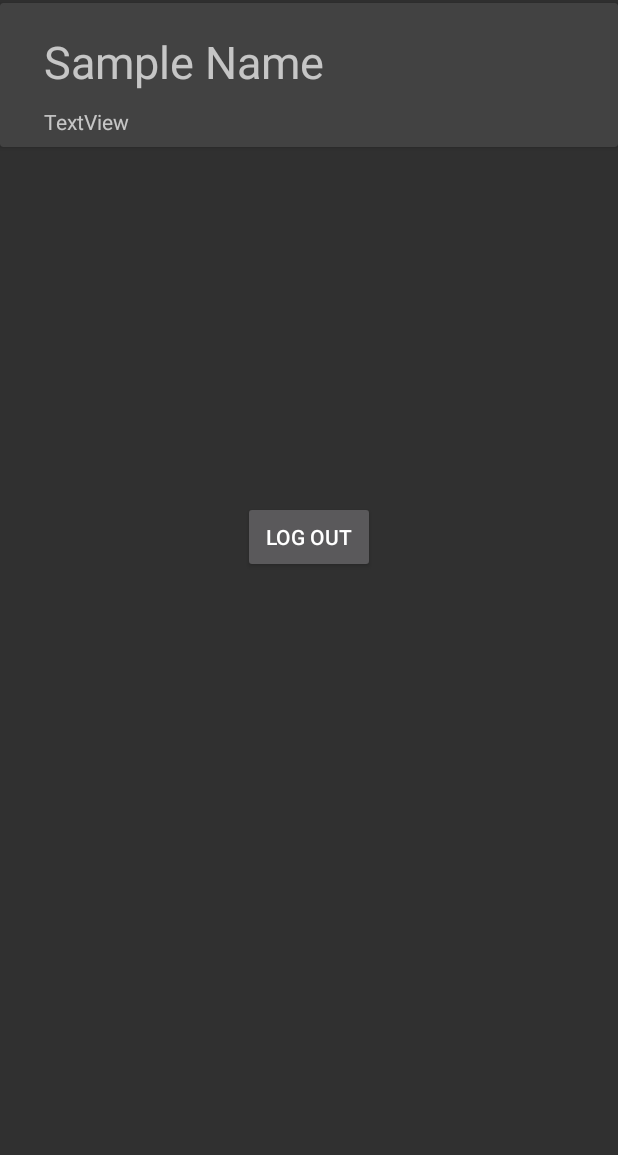
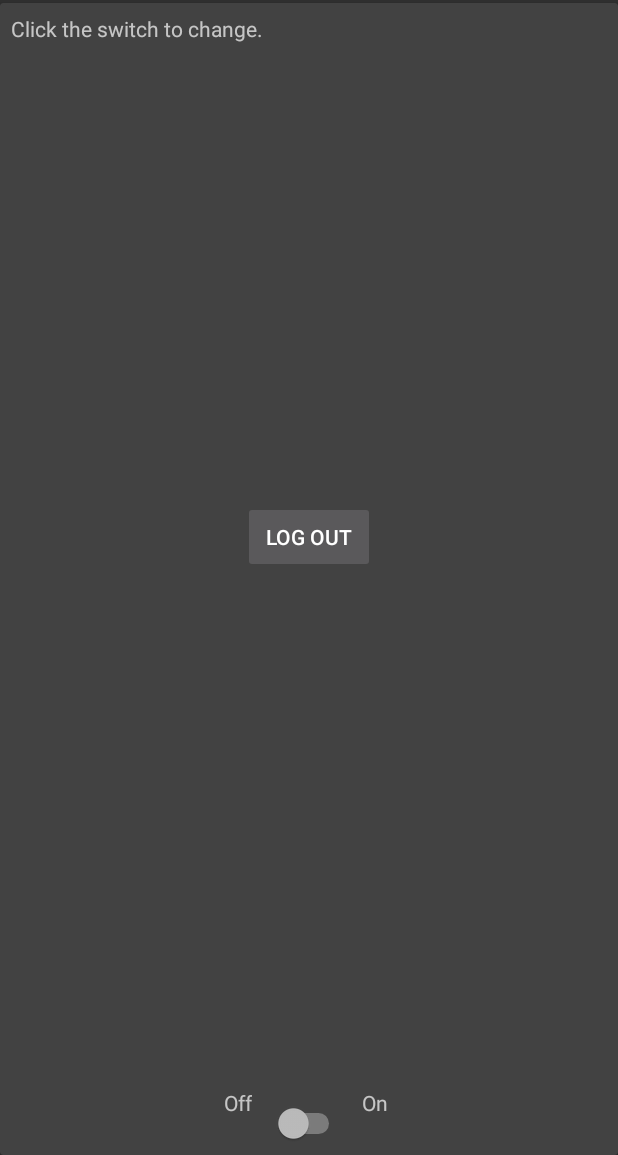
Before and after one commit to schedutron/canary, an Android app: the MainActivity screen opened directly, with no data from a screen before it, on a phone screen of 412 x 824 dp, the part 81-1236 px from its top. Run offline under Robolectric (Android 15) with nearby library versions, the phone set to English and light mode, and no system bars; our stand-ins replace ButterKnife, Firebase (no records; nobody signed in at launch, a user with empty details on screens opened directly); 2 statements that could not run were skipped.

Commit message:
WIP on dashboard

```diff
--- a/android_app/app/src/main/java/com/kartik/canary/activity/ThirdSetupActivity.java
+++ b/android_app/app/src/main/java/com/kartik/canary/activity/ThirdSetupActivity.java
@@ -70,12 +70,13 @@ public class ThirdSetupActivity extends AppCompatActivity {
         showProgressDialog();
         String token = tinyDB.getString("token");
         String secret = tinyDB.getString("secret");
-        String s = "/register?pos_text="+SetupData.getPositiveResponse()
+        String s = getString(R.string.base_url) + "/register?pos_text="+SetupData.getPositiveResponse()
                 +"&neg_text="+SetupData.getNegativeResponse()
                 +"&location="+SetupData.getLocation()
                 +"&mobile="+SetupData.getLocation()+
                 "&access_token="+token+"&access_secret="+secret;
-        new PushData(this).execute(getString(R.string.base_url) + s);
+        Log.i("URL", s);
+        new PushData(this).execute(s);
     }
 
     @Override
--- a/android_app/app/src/main/res/layout/name_card_view.xml
+++ b/android_app/app/src/main/res/layout/name_card_view.xml
@@ -3,7 +3,7 @@
     xmlns:card_view="http://schemas.android.com/apk/res-auto"
     android:id="@+id/name_card_view"
     android:layout_width="match_parent"
-    android:layout_height="wrap_content"
+    android:layout_height="100dp"
     android:layout_margin="4dp"
     android:clickable="false"
     android:focusable="false"
@@ -19,25 +19,35 @@
         android:padding="7dp">
 
         <TextView
-            android:id="@+id/textView2"
+            android:layout_width="match_parent"
+            android:layout_height="wrap_content"
+            android:text="Click the switch to change."/>
+
+        <Switch
             android:layout_width="wrap_content"
             android:layout_height="wrap_content"
-            android:layout_alignParentStart="true"
-            android:layout_alignParentTop="true"
-            android:layout_marginStart="22dp"
-            android:layout_marginTop="11dp"
-            android:text="Sample Name"
-            android:textSize="30sp" />
+            android:layout_alignParentBottom="true"
+            android:layout_centerHorizontal="true"
+            android:layout_marginBottom="18dp"
+            android:id="@+id/toggleSwitch" />
 
         <TextView
-            android:id="@+id/textView"
+            android:id="@+id/textView5"
             android:layout_width="wrap_content"
             android:layout_height="wrap_content"
-            android:layout_alignStart="@+id/textView2"
-            android:layout_below="@+id/textView2"
-            android:layout_marginTop="10dp"
-            android:text="TextView" />
+            android:layout_alignBottom="@+id/toggleSwitch"
+            android:layout_marginEnd="14dp"
+            android:layout_toStartOf="@+id/toggleSwitch"
+            android:text="Off" />
 
+        <TextView
+            android:id="@+id/textView6"
+            android:layout_width="wrap_content"
+            android:layout_height="wrap_content"
+            android:layout_alignTop="@+id/textView5"
+            android:layout_marginStart="11dp"
+            android:layout_toEndOf="@+id/toggleSwitch"
+            android:text="On" />
 
     </RelativeLayout>
 
```
Also changed, not shown: android_app/app/src/main/java/com/kartik/canary/activity/MainActivity.java (+108 -0 lines).
